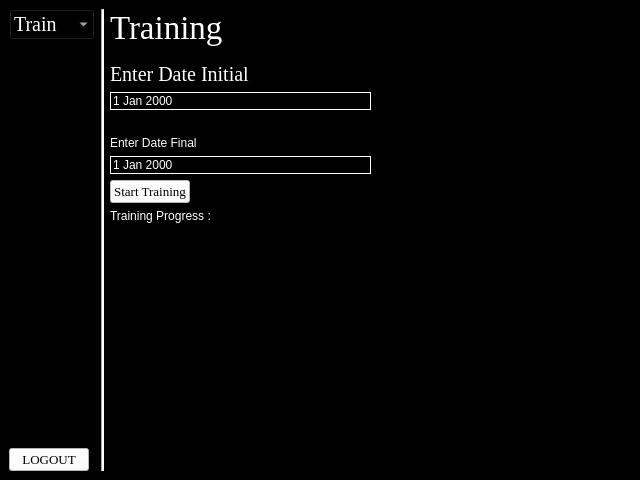
Old version of the form train_page/train.ui in the repository siahaanabrahams/desktop_app.
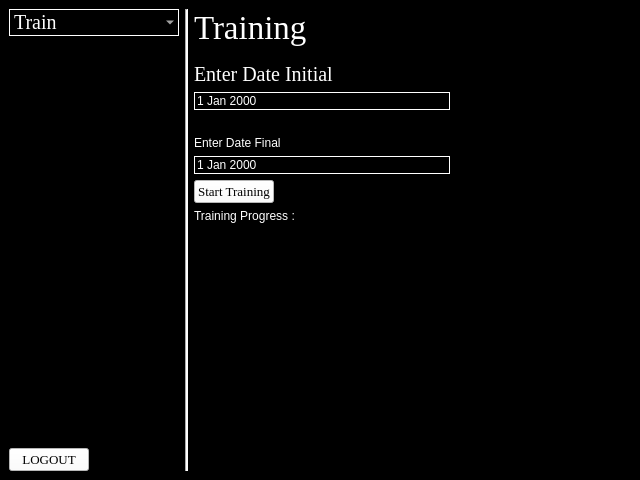
New version of the form.

Commit message: fix: make sidebar width consistent accross all pages

Patch:
```diff
--- a/train_page/train.ui
+++ b/train_page/train.ui
@@ -31,7 +31,12 @@
            </font>
           </property>
           <property name="styleSheet">
-           <string notr="true">color: rgb(255, 255, 255);</string>
+           <string notr="true">QComboBox {
+    color: white;
+    background-color: black;
+    border: 1px solid white; 
+	width: 150px;
+}</string>
           </property>
           <item>
            <property name="text">
```
The commit also changes 9 other files.
